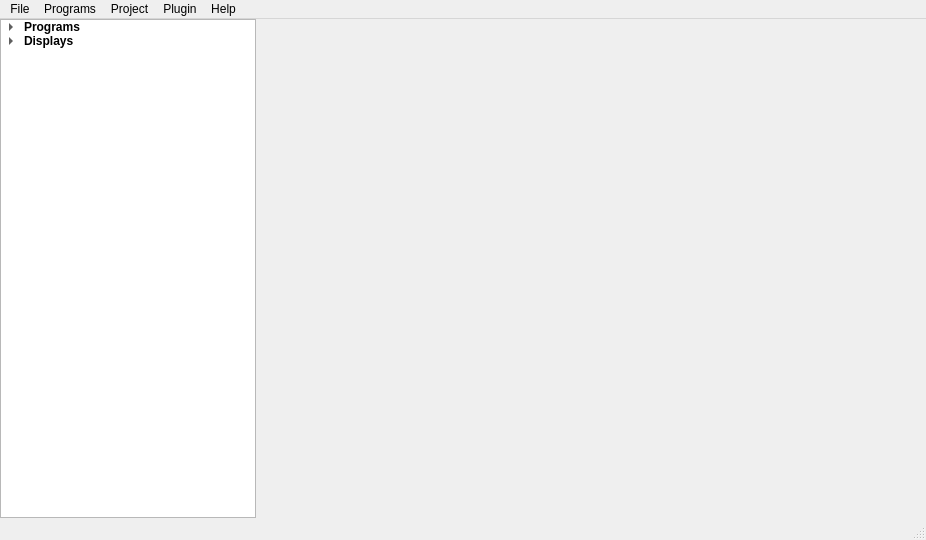
Before: the Qt Designer form src/lindu/Widgets/ui/LMain.ui in yudhastyawan/lindu-software, drawn with Qt 5.
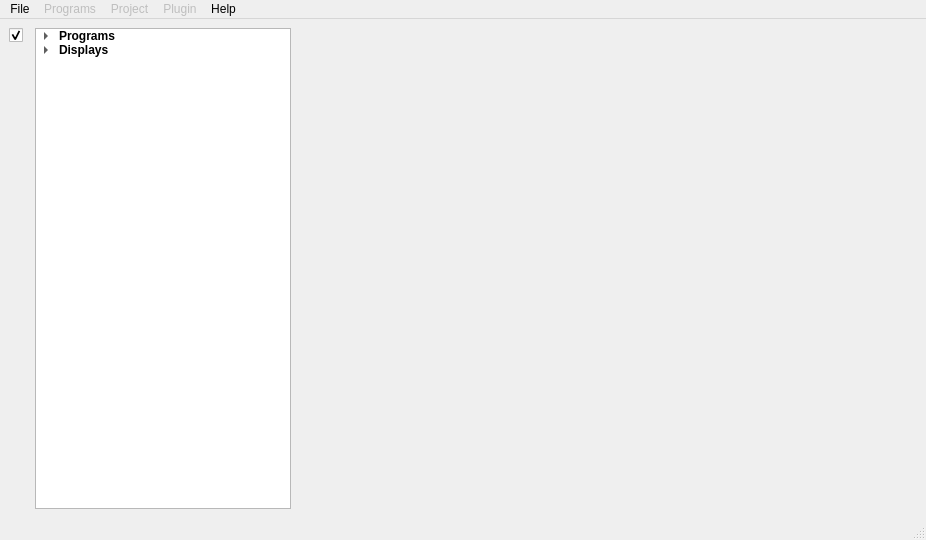
After: the same form once the commit is applied.

The edit to the form file:
```diff
--- a/src/lindu/Widgets/ui/LMain.ui
+++ b/src/lindu/Widgets/ui/LMain.ui
@@ -15,21 +15,33 @@
   </property>
   <widget class="QWidget" name="centralwidget">
    <layout class="QHBoxLayout" name="horizontalLayout">
-    <property name="spacing">
-     <number>0</number>
-    </property>
-    <property name="leftMargin">
-     <number>0</number>
-    </property>
-    <property name="topMargin">
-     <number>0</number>
-    </property>
-    <property name="rightMargin">
-     <number>0</number>
-    </property>
-    <property name="bottomMargin">
-     <number>0</number>
-    </property>
+    <item>
+     <layout class="QVBoxLayout" name="verticalLayout_3">
+      <item>
+       <widget class="QCheckBox" name="prog_check">
+        <property name="text">
+         <string/>
+        </property>
+        <property name="checked">
+         <bool>true</bool>
+        </property>
+       </widget>
+      </item>
+      <item>
+       <spacer name="verticalSpacer">
+        <property name="orientation">
+         <enum>Qt::Vertical</enum>
+        </property>
+        <property name="sizeHint" stdset="0">
+         <size>
+          <width>20</width>
+          <height>40</height>
+         </size>
+        </property>
+       </spacer>
+      </item>
+     </layout>
+    </item>
     <item>
      <widget class="QTreeWidget" name="lindu_tree">
       <property name="sizePolicy">
@@ -135,12 +147,6 @@
       <property name="currentIndex">
        <number>0</number>
       </property>
-      <widget class="QWidget" name="tomo_2d">
-       <layout class="QVBoxLayout" name="verticalLayout"/>
-      </widget>
-      <widget class="QWidget" name="tomo_3d">
-       <layout class="QVBoxLayout" name="verticalLayout_2"/>
-      </widget>
      </widget>
     </item>
    </layout>
@@ -161,17 +167,26 @@
     <addaction name="action_quit"/>
    </widget>
    <widget class="QMenu" name="menuPrograms">
+    <property name="enabled">
+     <bool>false</bool>
+    </property>
     <property name="title">
      <string>Programs</string>
     </property>
     <addaction name="action_tomography"/>
    </widget>
    <widget class="QMenu" name="menuProject">
+    <property name="enabled">
+     <bool>false</bool>
+    </property>
     <property name="title">
      <string>Project</string>
     </property>
    </widget>
    <widget class="QMenu" name="menuPlugin">
+    <property name="enabled">
+     <bool>false</bool>
+    </property>
     <property name="title">
      <string>Plugin</string>
     </property>
```
Left out of the diff: 28 changed lines with no effect on the pictures.
